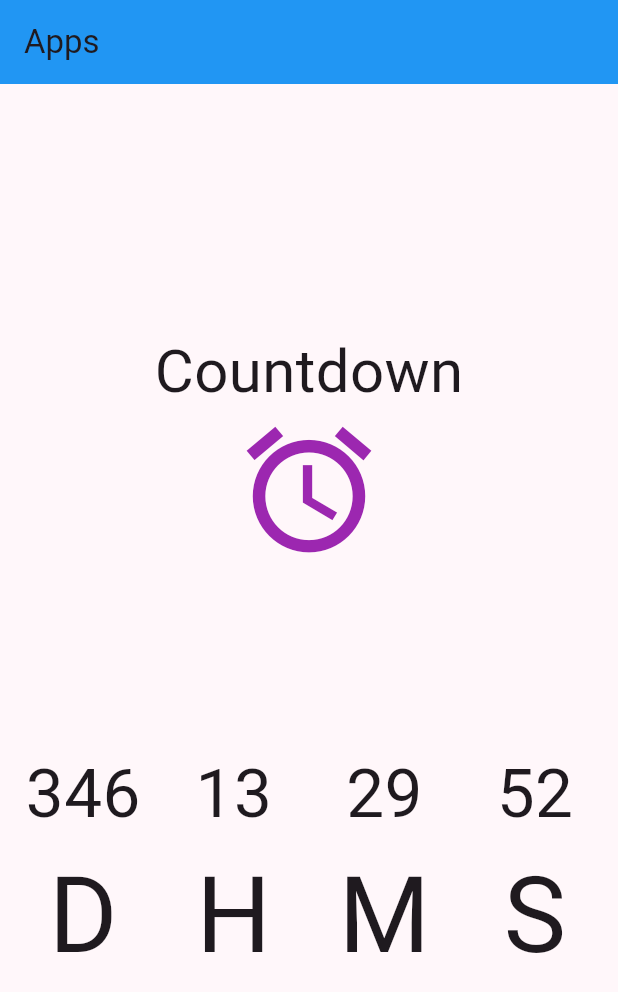
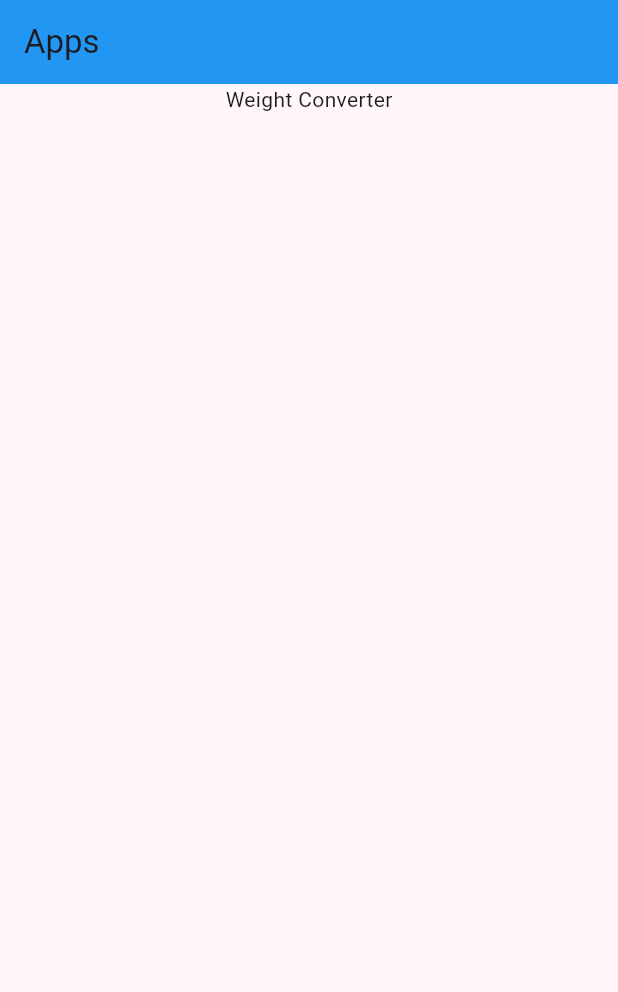
Before and after one commit to systemry420/flutter_apps, a Flutter app: the screen it shows after launch, on a phone screen of 412 x 824 dp. Shown: the top 992 px of the screen. Run offline on Flutter 3.47's test engine with Material 3 defaults, Android fonts, the phone set to English and light mode, and no system bars.

Commit message:
starting weight converter

```diff
--- a/lib/Countdown.dart
+++ b/lib/Countdown.dart
@@ -53,24 +53,24 @@ class _CountdownState extends State<Countdown> {
             mainAxisAlignment: MainAxisAlignment.spaceEvenly,
             children: [
               Container(
-                  child: Text('${ days < 10 ? "0$days" : days}', style: TextStyle(fontSize: 45),),
                   width: 90,
                 alignment: Alignment.center,
+                  child: Text('${ days < 10 ? "0$days" : days}', style: const TextStyle(fontSize: 45),),
               ),
               Container(
-                  child: Text('${ hours < 10 ? "0$hours" : hours }', style: TextStyle(fontSize: 45),),
                   width: 90,
                 alignment: Alignment.center,
+                  child: Text('${ hours < 10 ? "0$hours" : hours }', style: const TextStyle(fontSize: 45),),
               ),
               Container(
-                  child: Text('${ minutes < 10 ? "0$minutes" : minutes }', style: TextStyle(fontSize: 45),),
                   width: 90,
                 alignment: Alignment.center,
+                  child: Text('${ minutes < 10 ? "0$minutes" : minutes }', style: const TextStyle(fontSize: 45),),
               ),
               Container(
-                  child: Text('${ seconds < 10 ? "0$seconds": seconds }', style: TextStyle(fontSize: 45),),
                   width: 90,
                 alignment: Alignment.center,
+                  child: Text('${ seconds < 10 ? "0$seconds": seconds }', style: const TextStyle(fontSize: 45),),
               ),
             ],
           ),
@@ -78,24 +78,24 @@ class _CountdownState extends State<Countdown> {
             mainAxisAlignment: MainAxisAlignment.spaceEvenly,
             children: [
               Container(
-                  child: Text('D', style: TextStyle(fontSize: 70),),
                   width: 90,
                 alignment: Alignment.center,
+                  child: const Text('D', style: TextStyle(fontSize: 70),),
               ),
               Container(
-                  child: Text('H', style: TextStyle(fontSize: 70),),
                   width: 90,
                 alignment: Alignment.center,
+                child: const Text('H', style: TextStyle(fontSize: 70),),
               ),
               Container(
-                  child: Text('M', style: TextStyle(fontSize: 70),),
                   width: 90,
                 alignment: Alignment.center,
+                  child: const Text('M', style: TextStyle(fontSize: 70),),
               ),
               Container(
-                  child: Text('S', style: TextStyle(fontSize: 70),),
                   width: 90,
                 alignment: Alignment.center,
+                  child: const Text('S', style: TextStyle(fontSize: 70),),
               ),
             ],
           )
--- /dev/null
+++ b/lib/WeightConverter.dart
@@ -0,0 +1,21 @@
+import 'package:flutter/material.dart';
+
+class WeightConverter extends StatefulWidget {
+  const WeightConverter({super.key});
+
+  @override
+  State<WeightConverter> createState() => _WeightConverterState();
+}
+
+class _WeightConverterState extends State<WeightConverter> {
+  @override
+  Widget build(BuildContext context) {
+    return Center(
+      child: const Column(
+        children: [
+          Text('Weight Converter')
+        ],
+      ),
+    );
+  }
+}
--- a/lib/main.dart
+++ b/lib/main.dart
@@ -1,6 +1,6 @@
 import 'package:flutter/material.dart';
 import 'package:flutter_apps/Countdown.dart';
-import 'package:flutter_apps/Counter.dart';
+import 'package:flutter_apps/WeightConverter.dart';
 
 void main() {
   runApp(const MyApp());
@@ -23,7 +23,7 @@ class MyApp extends StatelessWidget {
           title: const Text('Apps'),
           backgroundColor: Colors.blue,
         ),
-        body: Countdown(),
+        body: const WeightConverter(),
       ),
     );
   }
```
Lines whose indentation alone changed are shown as unchanged.
